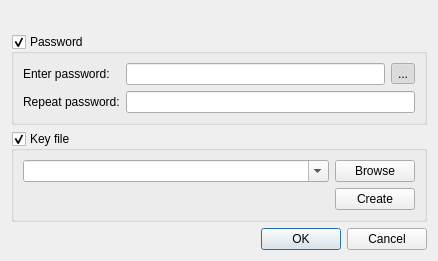
Old version of the form src/gui/ChangeMasterKeyWidget.ui in the repository danilovsergei/keepassx-gdrive.
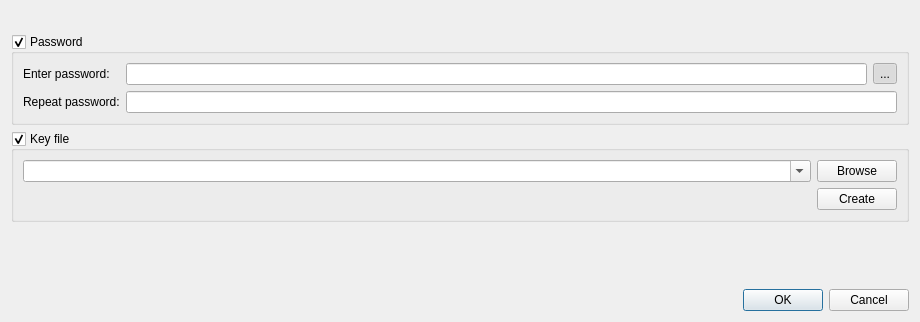
New version of the form.

```diff
--- a/src/gui/ChangeMasterKeyWidget.ui
+++ b/src/gui/ChangeMasterKeyWidget.ui
@@ -6,8 +6,8 @@
    <rect>
     <x>0</x>
     <y>0</y>
-    <width>438</width>
-    <height>242</height>
+    <width>920</width>
+    <height>322</height>
    </rect>
   </property>
   <layout class="QVBoxLayout" name="verticalLayout">
@@ -42,6 +42,9 @@
       <bool>true</bool>
      </property>
      <layout class="QFormLayout" name="formLayout">
+      <property name="fieldGrowthPolicy">
+       <enum>QFormLayout::ExpandingFieldsGrow</enum>
+      </property>
       <item row="0" column="0">
        <widget class="QLabel" name="enterPasswordLabel">
         <property name="text">
```
